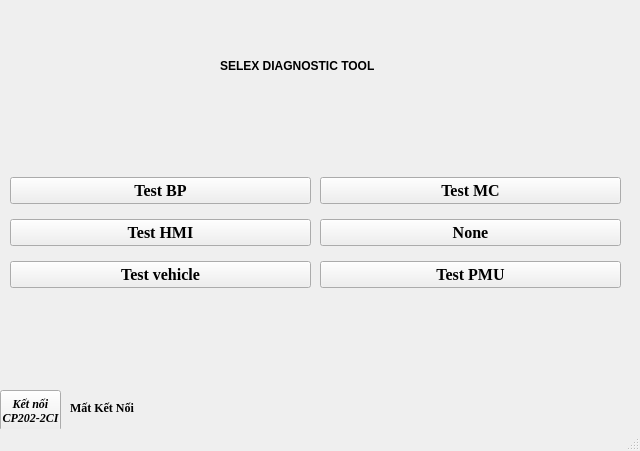
This is mainwindow.ui in CongPV121/SDT as Qt 5 draws it before an edit. The edited form follows.
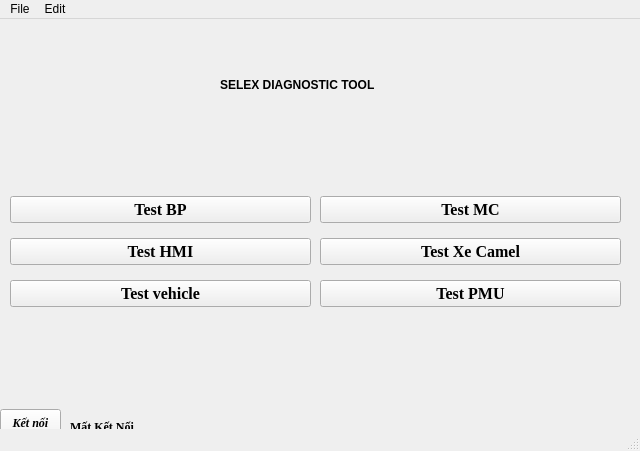
This is the edited form. Icons and pictures are not drawn.

The edit to the form file:
```diff
--- a/mainwindow.ui
+++ b/mainwindow.ui
@@ -127,7 +127,7 @@
         </font>
        </property>
        <property name="text">
-        <string>None</string>
+        <string>Test Xe Camel</string>
        </property>
       </widget>
      </item>
@@ -215,6 +215,20 @@
      <height>21</height>
     </rect>
    </property>
+   <widget class="QMenu" name="menuFile">
+    <property name="title">
+     <string>File</string>
+    </property>
+   </widget>
+   <widget class="QMenu" name="menuEdit">
+    <property name="title">
+     <string>Edit</string>
+    </property>
+    <addaction name="separator"/>
+    <addaction name="fw_update_config"/>
+   </widget>
+   <addaction name="menuFile"/>
+   <addaction name="menuEdit"/>
   </widget>
   <widget class="QStatusBar" name="statusbar"/>
  </widget>
```
Left out of the diff: 13 changed lines with no effect on the pictures.
